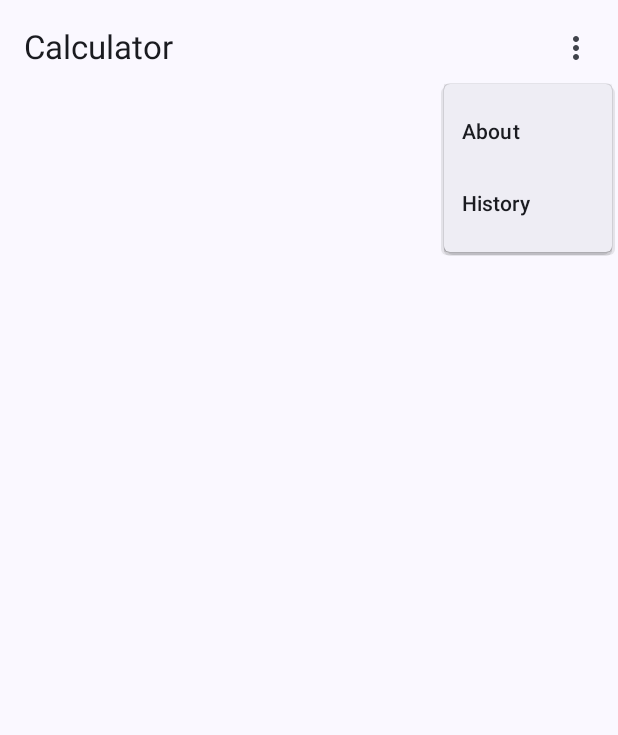
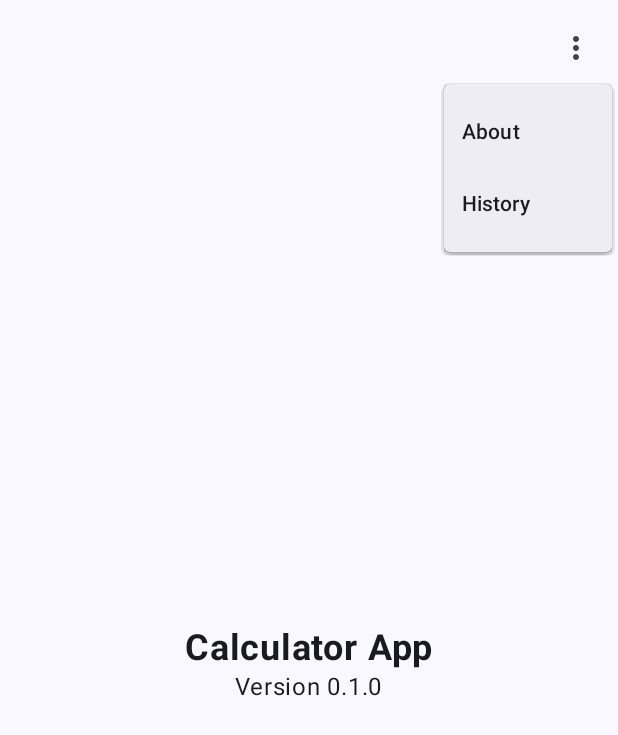
Before and after one commit to asadulrehmankhan/android-clean-architecture-calculator, an Android app built with Jetpack Compose: the AboutScreen screen opened through its navigation route, after a tap on "Options", on a phone screen of 412 x 824 dp. Shown: the top 735 px of the screen. Run offline under Robolectric (Android 15) with nearby library versions, the phone set to English and light mode, and no system bars; our stand-ins replace Dagger/Hilt's generated code.

Commit message:
Add about screen + improve history screen

```diff
--- a/app/src/main/java/io/github/aloussase/calculator/MainActivity.kt
+++ b/app/src/main/java/io/github/aloussase/calculator/MainActivity.kt
@@ -13,6 +13,8 @@ import androidx.compose.material3.ExperimentalMaterial3Api
 import androidx.compose.material3.Icon
 import androidx.compose.material3.IconButton
 import androidx.compose.material3.Scaffold
+import androidx.compose.material3.SnackbarHost
+import androidx.compose.material3.SnackbarHostState
 import androidx.compose.material3.Text
 import androidx.compose.material3.TopAppBar
 import androidx.compose.runtime.Composable
@@ -28,6 +30,7 @@ import androidx.navigation.compose.composable
 import androidx.navigation.compose.navigation
 import androidx.navigation.compose.rememberNavController
 import dagger.hilt.android.AndroidEntryPoint
+import io.github.aloussase.calculator.ui.AboutScreen
 import io.github.aloussase.calculator.ui.CalculatorScreen
 import io.github.aloussase.calculator.ui.CalculatorViewModel
 import io.github.aloussase.calculator.ui.HistoryScreen
@@ -45,11 +48,13 @@ class MainActivity : ComponentActivity() {
 
                 var showOptionsMenu by remember { mutableStateOf(false) }
                 val navController = rememberNavController()
+                val snackbarHostState = remember { SnackbarHostState() }
 
                 Scaffold(
+                    snackbarHost = { SnackbarHost(hostState = snackbarHostState) },
                     topBar = {
                         TopAppBar(
-                            title = { Text(text = "Calculator") },
+                            title = {},
                             actions = {
                                 IconButton(onClick = { showOptionsMenu = true }) {
                                     Icon(
@@ -86,7 +91,9 @@ class MainActivity : ComponentActivity() {
                                 )
                             }
                             composable(Screen.About) {
-                                Text(text = "About")
+                                AboutScreen(
+                                    modifier = Modifier.padding(innerPadding)
+                                )
                             }
                             composable(Screen.History) { backStackEntry ->
                                 val parentEntry = remember(backStackEntry) {
@@ -95,6 +102,8 @@ class MainActivity : ComponentActivity() {
                                 val viewModel = hiltViewModel<CalculatorViewModel>(parentEntry)
                                 HistoryScreen(
                                     viewModel,
+                                    navController,
+                                    snackbarHostState,
                                     modifier = Modifier.padding(innerPadding)
                                 )
                             }
--- a/app/src/main/java/io/github/aloussase/calculator/api/MathApi.kt
+++ b/app/src/main/java/io/github/aloussase/calculator/api/MathApi.kt
@@ -2,6 +2,7 @@ package io.github.aloussase.calculator.api
 
 import retrofit2.http.Body
 import retrofit2.http.POST
+import retrofit2.http.PUT
 import retrofit2.http.Url
 
 interface MathApi {
--- a/app/src/main/java/io/github/aloussase/calculator/database/HistoryItemDao.kt
+++ b/app/src/main/java/io/github/aloussase/calculator/database/HistoryItemDao.kt
@@ -10,6 +10,9 @@ interface HistoryItemDao {
     @Query("SELECT * from history_items")
     suspend fun findAll(): List<HistoryItem>
 
+    @Query("DELETE from history_items")
+    suspend fun clear()
+
     @Insert
     suspend fun insertOne(item: HistoryItem)
 }
--- a/app/src/main/java/io/github/aloussase/calculator/repository/CalculatorRepository.kt
+++ b/app/src/main/java/io/github/aloussase/calculator/repository/CalculatorRepository.kt
@@ -18,6 +18,10 @@ class CalculatorRepository(
         historyDatabase.historyItemDao().insertOne(item)
     }
 
+    suspend fun deleteAllHistoryItems() {
+        historyDatabase.historyItemDao().clear()
+    }
+
     suspend fun calculate(expr: String): Int {
         Log.d("CalculatorRepository", "Calculating expression: $expr")
 
--- /dev/null
+++ b/app/src/main/java/io/github/aloussase/calculator/ui/AboutScreen.kt
@@ -0,0 +1,40 @@
+package io.github.aloussase.calculator.ui
+
+import androidx.compose.foundation.layout.Arrangement
+import androidx.compose.foundation.layout.Column
+import androidx.compose.foundation.layout.fillMaxSize
+import androidx.compose.material3.MaterialTheme
+import androidx.compose.material3.Surface
+import androidx.compose.material3.Text
+import androidx.compose.runtime.Composable
+import androidx.compose.ui.Alignment
+import androidx.compose.ui.Modifier
+import androidx.compose.ui.text.font.FontWeight
+import androidx.compose.ui.unit.sp
+
+
+@Composable
+fun AboutScreen(
+    modifier: Modifier = Modifier
+) {
+    Surface(
+        modifier = modifier.fillMaxSize(),
+        color = MaterialTheme.colorScheme.background
+    ) {
+        Column(
+            modifier = Modifier.fillMaxSize(),
+            horizontalAlignment = Alignment.CenterHorizontally,
+            verticalArrangement = Arrangement.Center,
+        ) {
+            Text(
+                text = "Calculator App",
+                fontSize = 24.sp,
+                fontWeight = FontWeight.Bold
+            )
+            Text(
+                text = "Version 0.1.0"
+            )
+        }
+    }
+
+}
--- a/app/src/main/java/io/github/aloussase/calculator/ui/CalculatorEvent.kt
+++ b/app/src/main/java/io/github/aloussase/calculator/ui/CalculatorEvent.kt
@@ -5,4 +5,7 @@ sealed class CalculatorEvent {
     data class OnOperation(val operation: String) : CalculatorEvent()
     data object OnComputeResult : CalculatorEvent()
     data object OnClear : CalculatorEvent()
+    data class OnHistoryItemClicked(val item: String) : CalculatorEvent()
+
+    data object OnHistoryClear : CalculatorEvent()
 }
```
Also changed, not shown: app/src/main/java/io/github/aloussase/calculator/ui/CalculatorViewModel.kt (+22 -0 lines), app/src/main/java/io/github/aloussase/calculator/ui/HistoryScreen.kt (+51 -6 lines).
